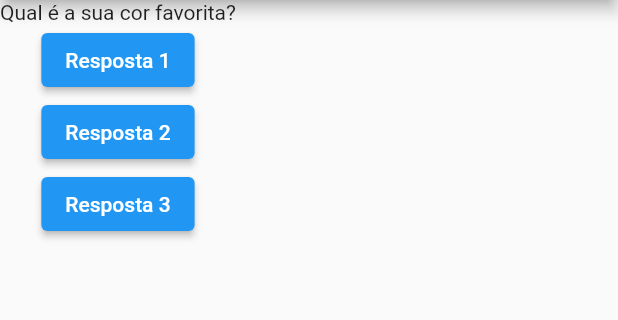
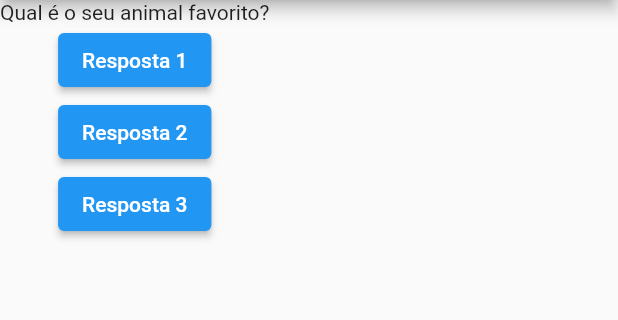
Before and after one commit to Jo-Analyst/projeto_perguntas, a Flutter app: the screen it shows after launch, after a tap on "Resposta 1", on a phone screen of 412 x 824 dp, the part 84-404 px from its top. Run offline on Flutter 3.47's test engine with Material 2 defaults, Android fonts, the phone set to English and light mode, and no system bars.

```diff
--- a/lib/main.dart
+++ b/lib/main.dart
@@ -1,23 +1,30 @@
 import 'package:flutter/material.dart';
 
 void main() {
-  runApp(const PerguntaApp());
+  runApp(PerguntaApp());
 }
 
-class PerguntaApp extends StatelessWidget {
-  const PerguntaApp({super.key});
+class PerguntaAppState extends State<PerguntaApp> {
+  var perguntaSelecionada = 0;
 
   void responder() {
+    setState(() {
+      perguntaSelecionada++;
+    });
     // ignore: avoid_print
-    print('Pergunta respondida');
+    print(perguntaSelecionada);
   }
 
   @override
   Widget build(BuildContext context) {
-    final List<String> perguntas = [
+    final perguntas = [
       'Qual é a sua cor favorita?',
       'Qual é o seu animal favorito?',
+      "Qual é o seu time favorito?",
+      "Qual é o seu melhor amigo?",
+      "Qual é o seu robbie favorito?"
     ];
+
     return MaterialApp(
       home: Scaffold(
         appBar: AppBar(
@@ -25,19 +32,25 @@ class PerguntaApp extends StatelessWidget {
         ),
         body: Column(
           children: [
-            Text(perguntas[0]),
+            Text(perguntas[perguntaSelecionada]),
             ElevatedButton(
                 onPressed: responder, child: const Text('Resposta 1')),
             ElevatedButton(
-                onPressed: () {
-                  print('Resposta 2 foi selecionanda!');
-                },
-                child: const Text('Resposta 2')),
+                onPressed: responder, child: const Text('Resposta 2')),
             ElevatedButton(
-                onPressed: () => print('Resposta 3!!!'), child: const Text('Resposta 3')),
+                onPressed: responder, child: const Text('Resposta 3')),
           ],
         ),
       ),
     );
   }
 }
+
+class PerguntaApp extends StatefulWidget {
+  PerguntaApp({super.key});
+
+  @override
+  PerguntaAppState createState() {
+    return PerguntaAppState();
+  }
+}
```
